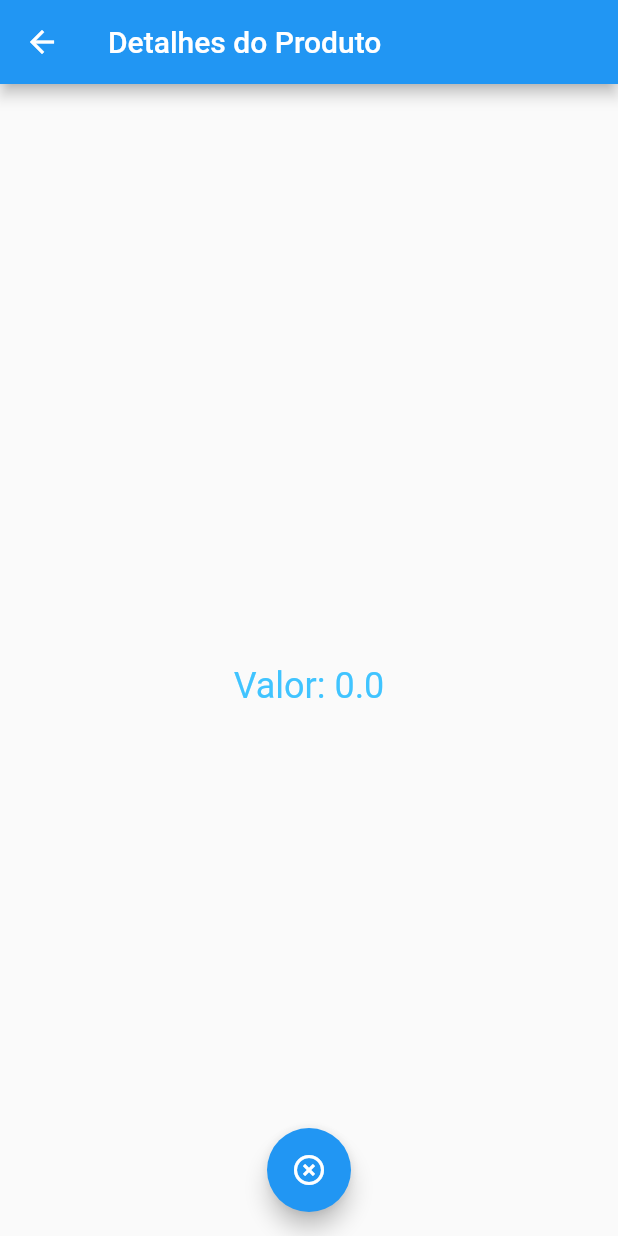
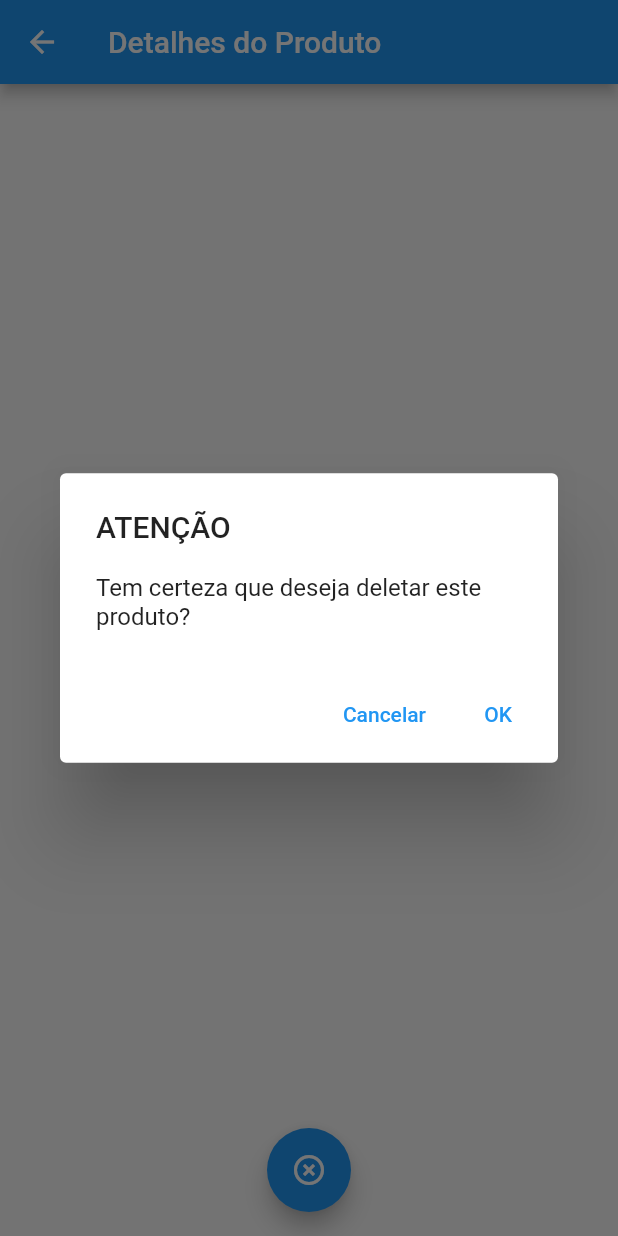
Before and after one commit to brunomendesdecarvalho/shop-cart, a Flutter app: the ProductsDetailsPage screen opened directly with empty values, after a tap on the "highlight remove" icon, on a phone screen of 412 x 824 dp. Run offline on Flutter 3.47's test engine with Material 2 defaults, Android fonts, the phone set to English and light mode, and no system bars; our stand-ins replace reactive_forms, sqflite; accounts and stored records are empty; network calls fail.

Commit message:
Separadas as páginas por função

```diff
--- a/lib/screens/cart-details.dart
+++ b/lib/screens/details/cart-details.dart
@@ -1,7 +1,7 @@
 import 'package:flutter/foundation.dart';
 import 'package:flutter/material.dart';
 
-import 'carts.dart';
+import '../get/carts.dart';
 
 class CartDetails extends StatelessWidget {
   Cart cart;
--- a/lib/screens/product-details.dart
+++ b/lib/screens/details/product-details.dart
@@ -1,8 +1,19 @@
 import 'package:flutter/foundation.dart';
 import 'package:flutter/material.dart';
+import 'package:flutter_agenda/screens/get/products.dart';
+import 'package:http/http.dart' as http;
 
 
-import 'products.dart';
+Future<http.Response> deleteProduct(int id) async {
+  final http.Response response = await http.delete(
+    Uri.parse('http://api-fluttter.herokuapp.com/api/v1/produto/$id'),
+    headers: <String, String>{
+      'Content-Type': 'application/json; charset=UTF-8',
+    },
+  );
+
+  return response;
+}
 
 class ProductDetails extends StatefulWidget {
   Product product;
@@ -61,7 +72,26 @@ class ProductsDetailsPage extends StatelessWidget {
       ),
       body: ProductDetails(product: product),
       floatingActionButton: FloatingActionButton(
-        onPressed: () {  },
+        onPressed: () => showDialog<String>(
+          context: context,
+          builder: (BuildContext context) => AlertDialog(
+            title: const Text('ATENÇÃO'),
+            content: const Text('Tem certeza que deseja deletar este produto?'),
+            actions: <Widget>[
+              TextButton(
+                onPressed: () => Navigator.pop(context, 'Cancelar'),
+                child: const Text('Cancelar'),
+              ),
+              TextButton(
+                onPressed: () {
+                  deleteProduct(this.product.id);
+                  Navigator.pop(context);
+                },
+                child: const Text('OK'),
+              ),
+            ],
+          ),
+        ),
         child: const Icon(Icons.highlight_remove_outlined),
       ),
       floatingActionButtonLocation: FloatingActionButtonLocation.centerFloat,
```
Also changed, not shown: lib/main.dart (+4 -4 lines), lib/screens/get/carts.dart (renamed from lib/screens/products.dart, +35 -52 lines), lib/screens/get/products.dart (renamed from lib/screens/carts.dart, +50 -40 lines), lib/screens/post/products-add.dart (renamed from lib/screens/products-add.dart), lib/screens/products-delete.dart (deleted).
